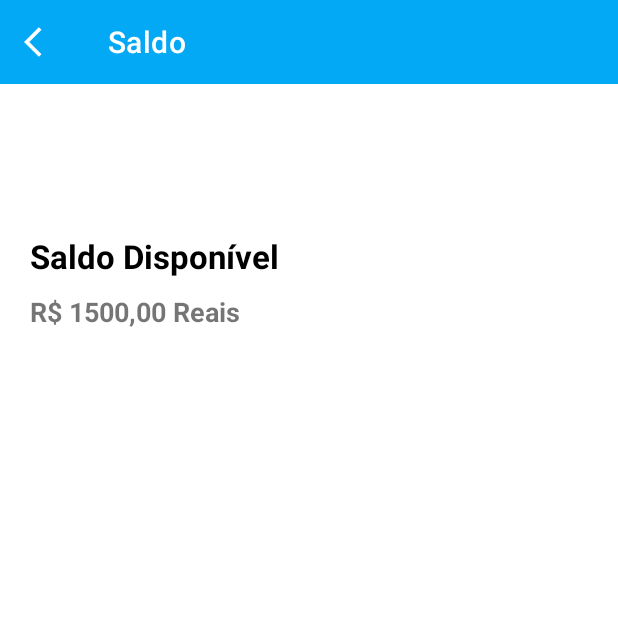
After one commit to Julian-Siqueira/Projeto-BancoMR, an Android app: the Saldo screen opened directly, with no data from a screen before it, on a phone screen of 412 x 824 dp, the top half of it. The commit adds this screen. Run offline under Robolectric (Android 15) with nearby library versions, the phone set to English and light mode, and no system bars.

Commit message:
Criado Activity Saldo, e Toolbar personalizada.

```diff
--- a/app/build.gradle.kts
+++ b/app/build.gradle.kts
@@ -29,6 +29,9 @@ android {
         sourceCompatibility = JavaVersion.VERSION_1_8
         targetCompatibility = JavaVersion.VERSION_1_8
     }
+    viewBinding {
+        enable = true
+    }
 }
 
 dependencies {
--- a/app/src/main/AndroidManifest.xml
+++ b/app/src/main/AndroidManifest.xml
@@ -13,6 +13,9 @@
         android:theme="@style/Theme.BancoMR"
         tools:targetApi="31">
         <activity
+            android:name=".Saldo"
+            android:exported="false" />
+        <activity
             android:name=".MainActivity"
             android:exported="true">
             <intent-filter>
--- a/app/src/main/java/devandroid/julian/bancomr/MainActivity.java
+++ b/app/src/main/java/devandroid/julian/bancomr/MainActivity.java
@@ -1,5 +1,6 @@
 package devandroid.julian.bancomr;
 
+import android.content.Intent;
 import android.os.Build;
 import android.os.Bundle;
 import android.view.Window;
@@ -11,13 +12,18 @@ import androidx.core.graphics.Insets;
 import androidx.core.view.ViewCompat;
 import androidx.core.view.WindowInsetsCompat;
 
+import devandroid.julian.bancomr.databinding.ActivityMainBinding;
+
 public class MainActivity extends AppCompatActivity {
+
+    private ActivityMainBinding binding;
 
     @Override
     protected void onCreate(Bundle savedInstanceState) {
         super.onCreate(savedInstanceState);
         EdgeToEdge.enable(this);
-        setContentView(R.layout.activity_main);
+        binding = ActivityMainBinding.inflate(getLayoutInflater());
+        setContentView(binding.getRoot());
         ViewCompat.setOnApplyWindowInsetsListener(findViewById(R.id.main), (v, insets) -> {
             Insets systemBars = insets.getInsets(WindowInsetsCompat.Type.systemBars());
             v.setPadding(systemBars.left, systemBars.top, systemBars.right, systemBars.bottom);
@@ -29,5 +35,12 @@ public class MainActivity extends AppCompatActivity {
             window.clearFlags(WindowManager.LayoutParams.FLAG_TRANSLUCENT_STATUS);
             window.setStatusBarColor(this.getResources().getColor(R.color.blue));
         }
+
+        binding.imgSaldo.setOnClickListener(view ->{
+
+            Intent navegarTelaSaldo = new Intent(MainActivity.this, Saldo.class);
+            startActivity(navegarTelaSaldo);
+            finish();
+        });
     }
 }
--- /dev/null
+++ b/app/src/main/java/devandroid/julian/bancomr/Saldo.java
@@ -0,0 +1,37 @@
+package devandroid.julian.bancomr;
+
+import android.content.Intent;
+import android.os.Bundle;
+
+import androidx.activity.EdgeToEdge;
+import androidx.appcompat.app.AppCompatActivity;
+import androidx.core.graphics.Insets;
+import androidx.core.view.ViewCompat;
+import androidx.core.view.WindowInsetsCompat;
+
+import devandroid.julian.bancomr.databinding.ActivitySaldoBinding;
+
+public class Saldo extends AppCompatActivity {
+
+    private ActivitySaldoBinding binding;
+
+    @Override
+    protected void onCreate(Bundle savedInstanceState) {
+        super.onCreate(savedInstanceState);
+        EdgeToEdge.enable(this);
+        binding = ActivitySaldoBinding.inflate(getLayoutInflater());
+        setContentView(binding.getRoot());
+        ViewCompat.setOnApplyWindowInsetsListener(findViewById(R.id.main), (v, insets) -> {
+            Insets systemBars = insets.getInsets(WindowInsetsCompat.Type.systemBars());
+            v.setPadding(systemBars.left, systemBars.top, systemBars.right, systemBars.bottom);
+            return insets;
+        });
+        getSupportActionBar().hide();
+
+        binding.toolbarSaldo.setNavigationOnClickListener(view -> {
+
+            Intent navegarTelaMain = new Intent(this, MainActivity.class);
+            startActivity(navegarTelaMain);
+        });
+    }
+}
--- /dev/null
+++ b/app/src/main/res/drawable/ic_back.xml
@@ -0,0 +1,5 @@
+<vector xmlns:android="http://schemas.android.com/apk/res/android" android:autoMirrored="true" android:height="24dp" android:tint="#FFFFFF" android:viewportHeight="24" android:viewportWidth="24" android:width="24dp">
+
+    <path android:fillColor="@android:color/white" android:pathData="M11.67,3.87L9.9,2.1 0,12l9.9,9.9 1.77,-1.77L3.54,12z"/>
+
+</vector>
--- /dev/null
+++ b/app/src/main/res/layout/activity_saldo.xml
@@ -0,0 +1,40 @@
+<?xml version="1.0" encoding="utf-8"?>
+<LinearLayout xmlns:android="http://schemas.android.com/apk/res/android"
+    xmlns:app="http://schemas.android.com/apk/res-auto"
+    xmlns:tools="http://schemas.android.com/tools"
+    android:id="@+id/main"
+    android:layout_width="match_parent"
+    android:layout_height="match_parent"
+    android:orientation="vertical"
+    tools:context=".Saldo">
+
+    <androidx.appcompat.widget.Toolbar
+        android:id="@+id/toolbar_saldo"
+        android:layout_width="match_parent"
+        android:layout_height="wrap_content"
+        android:background="@color/blue"
+        app:title="Saldo"
+        app:titleTextColor="@color/white"
+        app:navigationIcon="@drawable/ic_back"/>
+
+    <TextView
+        android:id="@+id/txt_saldo_disponivel"
+        android:layout_width="wrap_content"
+        android:layout_height="wrap_content"
+        android:text="Saldo Disponível"
+        android:textColor="@color/black"
+        android:textStyle="bold"
+        android:textSize="22sp"
+        android:layout_marginTop="100dp"
+        android:layout_marginStart="20dp"/>
+
+    <TextView
+        android:layout_width="wrap_content"
+        android:layout_height="wrap_content"
+        android:text="R$ 1500,00 Reais"
+        android:textStyle="bold"
+        android:textSize="18sp"
+        android:layout_marginTop="10dp"
+        android:layout_marginStart="20dp"/>
+
+</LinearLayout>
```
